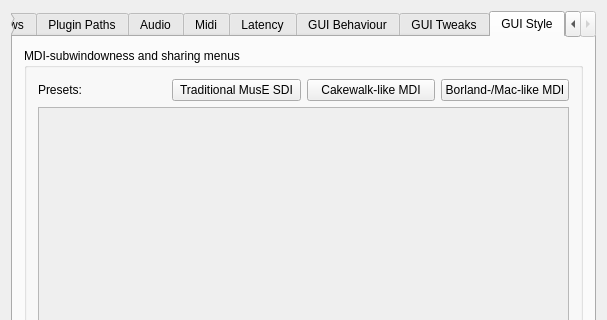
Before: the Qt Designer form muse3/muse/components/gensetbase.ui in emrum/muse, drawn with Qt 5; both pictures show x 0 to 607 and y 0 to 320 of the 607 by 644 pixel window.
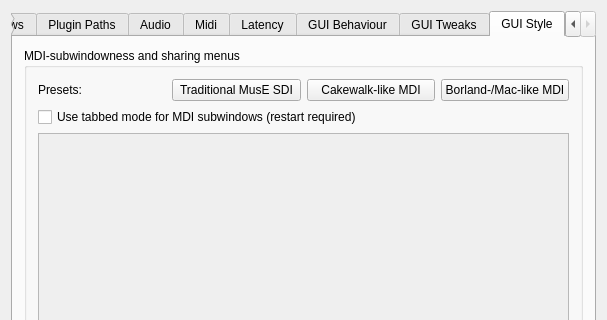
After: the same form once the commit is applied. The open tabs and pages were chosen to show the change.

Commit message: Adjust titles, fix MDI tabbed

```diff
--- a/muse3/muse/components/gensetbase.ui
+++ b/muse3/muse/components/gensetbase.ui
@@ -2739,6 +2739,13 @@
             </item>
            </layout>
           </item>
+          <item>
+           <widget class="QCheckBox" name="cbTabbedMDI">
+            <property name="text">
+             <string>Use tabbed mode for MDI subwindows (restart required)</string>
+            </property>
+           </widget>
+          </item>
           <item>
            <widget class="QScrollArea" name="scrollArea">
             <property name="widgetResizable">
@@ -2750,12 +2757,16 @@
                <x>0</x>
                <y>0</y>
                <width>541</width>
-               <height>469</height>
+               <height>441</height>
               </rect>
              </property>
              <layout class="QHBoxLayout" name="horizontalLayout_3">
               <item>
-               <layout class="QVBoxLayout" name="layoutMdiSettings"/>
+               <layout class="QVBoxLayout" name="layoutMdiSettings">
+                <property name="spacing">
+                 <number>0</number>
+                </property>
+               </layout>
               </item>
              </layout>
             </widget>
```
The commit also changes 15 other files.
